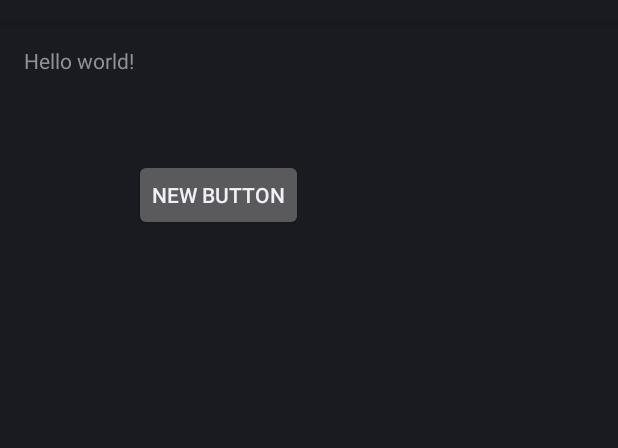
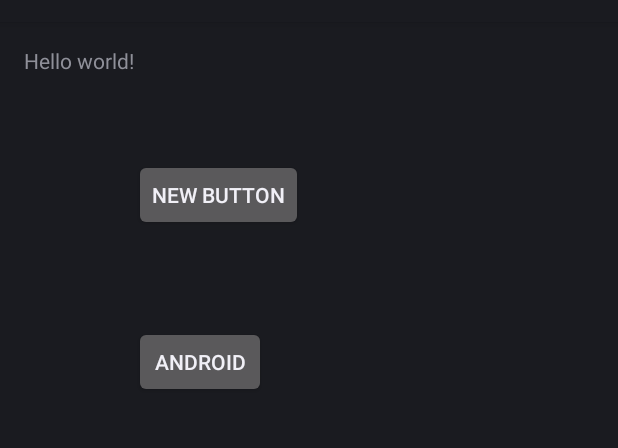
Before and after one commit to mirsmartgrp/Android, an Android app: the screen it shows after launch (MainActivity), on a phone screen of 412 x 824 dp, the part 62-510 px from its top. Run offline under Robolectric (Android 15) with nearby library versions, the phone set to English and light mode, and no system bars; 2 statements that could not run were skipped.

Commit message:
Made Android Part accessible to use for testing

```diff
--- a/app/src/main/java/exercise/fontys/nl/exercisecontrolbackend/ConnectionListener.java
+++ b/app/src/main/java/exercise/fontys/nl/exercisecontrolbackend/ConnectionListener.java
@@ -81,7 +81,9 @@ public class ConnectionListener implements ConnectionCallbacks, MessageApi.Messa
     {
         if( messageEvent.getPath().equalsIgnoreCase( WEAR_MESSAGE_PATH ) )
         {
+            Log.d("CLTest", "Received Text: " + new String(messageEvent.getData()));
             backendReceiver.parseToExerciseData(new String(messageEvent.getData()));
+
         }
     }
 }
--- a/app/src/main/java/exercise/fontys/nl/exercisecontrolbackend/MainActivity.java
+++ b/app/src/main/java/exercise/fontys/nl/exercisecontrolbackend/MainActivity.java
@@ -11,11 +11,14 @@ import android.widget.TextView;
 import java.io.IOException;
 
 
+
 public class MainActivity extends Activity
 {
+    private BackendSender sender;
 
     @Override
     protected void onCreate(Bundle savedInstanceState) {
+        sender = new BackendSender(this);
         super.onCreate(savedInstanceState);
         setContentView(R.layout.activity_main);
 
@@ -31,6 +34,17 @@ public class MainActivity extends Activity
                         {
                             e.printStackTrace();
                         }
+                    }
+                }
+        );
+
+        Button button2 = (Button)findViewById(R.id.button2);
+
+        button2.setOnClickListener(
+                new Button.OnClickListener() {
+                    public void onClick(View v) {
+                            sender.setReceiverAndroid();
+                            sender.sendExerciseData("Android Data Hallo!");
                     }
                 }
         );
--- a/app/src/main/res/layout/activity_main.xml
+++ b/app/src/main/res/layout/activity_main.xml
@@ -19,4 +19,13 @@
 		android:layout_marginTop="56dp"
 		android:layout_alignParentEnd="false"/>
 
+	<Button
+		android:layout_width="wrap_content"
+		android:layout_height="wrap_content"
+		android:text="Android"
+		android:id="@+id/button2"
+		android:layout_below="@+id/button"
+		android:layout_alignStart="@+id/button"
+		android:layout_marginTop="63dp"/>
+
 </RelativeLayout>
```
